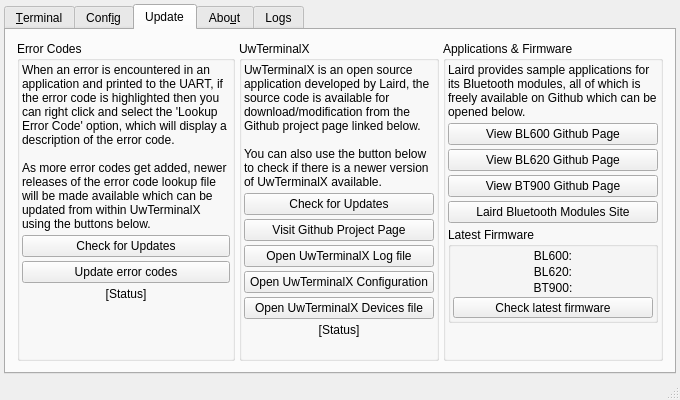
Qt form UwxMainWindow.ui (LairdCP/UwTerminalX) before a commit.
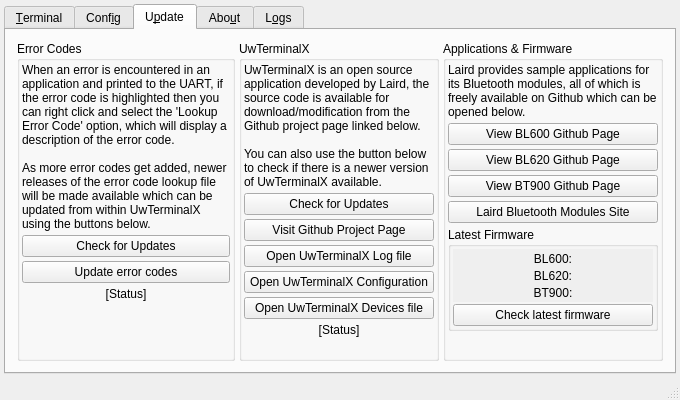
The same form after that commit. The open tabs and pages were chosen to show the change. Icons and pictures are not drawn. Custom widgets are drawn as their Qt base class.

Commit message: v0.95f, adds scroll area to firmware update section, adds keyboard shortcuts for more buttons, reassigns input tab order

Patch:
```diff
--- a/UwxMainWindow.ui
+++ b/UwxMainWindow.ui
@@ -1811,7 +1811,7 @@
         </widget>
         <widget class="QWidget" name="tab_Update">
          <attribute name="title">
-          <string>Update</string>
+          <string>U&amp;pdate</string>
          </attribute>
          <layout class="QHBoxLayout" name="horizontalLayout_7">
           <item>
@@ -2150,6 +2150,60 @@
                      <number>2</number>
                     </property>
                     <item>
+                     <widget class="QScrollArea" name="scrollArea">
+                      <property name="minimumSize">
+                       <size>
+                        <width>0</width>
+                        <height>50</height>
+                       </size>
+                      </property>
+                      <property name="maximumSize">
+                       <size>
+                        <width>16777215</width>
+                        <height>16777215</height>
+                       </size>
+                      </property>
+                      <property name="frameShape">
+                       <enum>QFrame::NoFrame</enum>
+                      </property>
+                      <property name="frameShadow">
+                       <enum>QFrame::Raised</enum>
+                      </property>
+                      <property name="widgetResizable">
+                       <bool>true</bool>
+                      </property>
+                      <widget class="QWidget" name="scrollAreaWidgetContents">
+                       <property name="geometry">
+                        <rect>
+                         <x>0</x>
+                         <y>0</y>
+                         <width>202</width>
+                         <height>50</height>
+                        </rect>
+                       </property>
+                       <property name="minimumSize">
+                        <size>
+                         <width>0</width>
+                         <height>0</height>
+                        </size>
+                       </property>
+                       <layout class="QVBoxLayout" name="verticalLayout_17">
+                        <property name="spacing">
+                         <number>2</number>
+                        </property>
+                        <property name="leftMargin">
+                         <number>2</number>
+                        </property>
+                        <property name="topMargin">
+                         <number>2</number>
+                        </property>
+                        <property name="rightMargin">
+                         <number>2</number>
+                        </property>
+                        <property name="bottomMargin">
+                         <number>2</number>
+                        </property>
+                        <item>
                      <widget class="QLabel" name="label_BL600Firmware">
                       <property name="font">
                        <font>
@@ -2194,6 +2248,10 @@
                       </property>
                      </widget>
                     </item>
+                       </layout>
+                      </widget>
+                     </widget>
+                    </item>
                     <item>
                      <widget class="QPushButton" name="btn_ModuleFirmware">
                       <property name="text">
@@ -2499,7 +2557,7 @@
         </widget>
         <widget class="QWidget" name="tab_Logs">
          <attribute name="title">
-          <string>Logs</string>
+          <string>L&amp;ogs</string>
          </attribute>
          <layout class="QHBoxLayout" name="horizontalLayout_10">
           <property name="spacing">
```
Left out of the diff: 45 changed lines with no effect on the pictures. Lines whose indentation alone changed are shown as unchanged. The commit also changes 4 other files.
